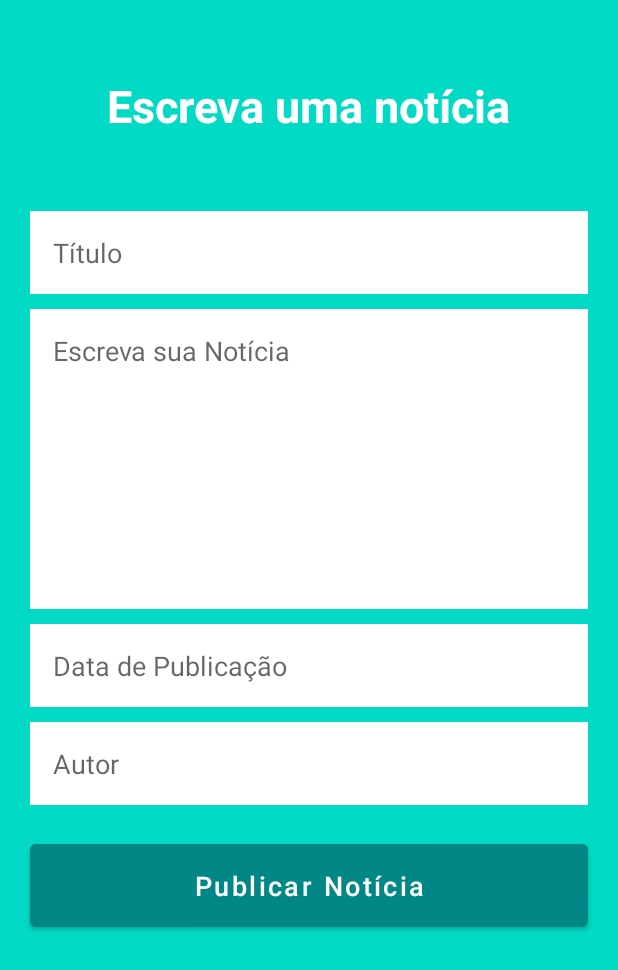
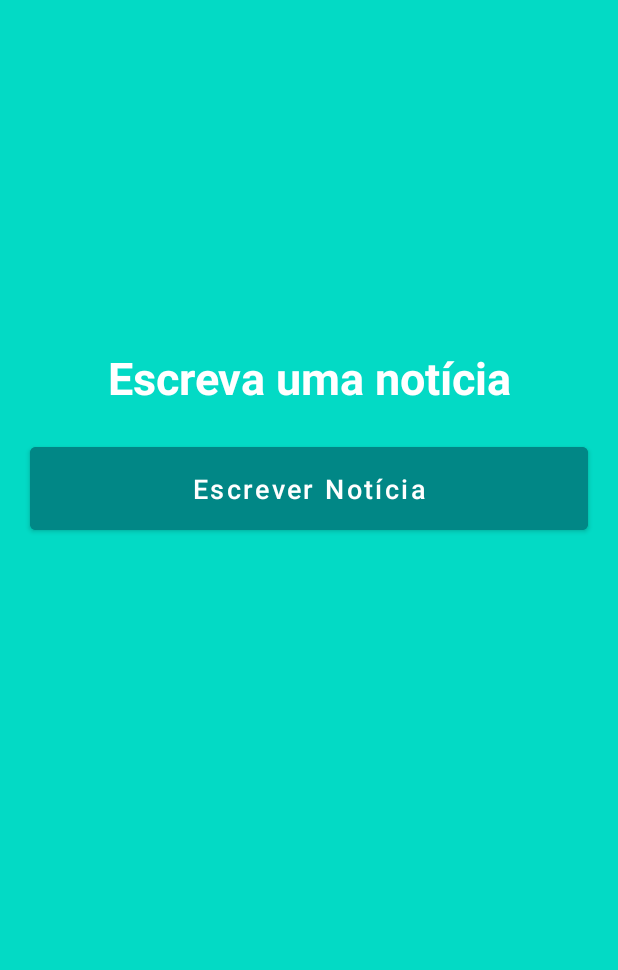
Before and after one commit to EnriqueIzel2/NewsAppAdm, an Android app: the screen it shows after launch (MainActivity), on a phone screen of 412 x 824 dp. Shown: the top 970 px of the screen. Run offline under Robolectric (Android 15) with nearby library versions, the phone set to English and light mode, and no system bars.

Commit message:
feat: update the main activity

```diff
--- a/app/src/main/java/com/example/newsappadm/MainActivity.kt
+++ b/app/src/main/java/com/example/newsappadm/MainActivity.kt
@@ -1,57 +1,28 @@
 package com.example.newsappadm
 
+import android.content.Intent
 import androidx.appcompat.app.AppCompatActivity
 import android.os.Bundle
-import android.widget.Toast
 import com.example.newsappadm.databinding.ActivityMainBinding
-import com.google.firebase.firestore.FirebaseFirestore
+
 
 class MainActivity : AppCompatActivity() {
-
   private lateinit var binding: ActivityMainBinding
-  private val db = FirebaseFirestore.getInstance()
 
   override fun onCreate(savedInstanceState: Bundle?) {
     super.onCreate(savedInstanceState)
+    supportActionBar!!.hide()
+
     binding = ActivityMainBinding.inflate(layoutInflater)
     setContentView(binding.root)
 
-    supportActionBar!!.hide()
-
-    binding.btnPublicarNoticia.setOnClickListener {
-      val titulo = binding.editTituloNoticia.text.toString()
-      val noticia = binding.editNoticia.text.toString()
-      val data = binding.editDataNoticia.text.toString()
-      val autor = binding.editAutorNoticia.text.toString()
-
-      if (titulo.isEmpty() || noticia.isEmpty() || data.isEmpty() || autor.isEmpty()) {
-        Toast.makeText(this, "Preencha todos os campos!", Toast.LENGTH_SHORT).show()
-      } else {
-        salvarNoticia(titulo, noticia, data, autor)
-      }
+    binding.btnNextScreen.setOnClickListener {
+      goToNextScreen()
     }
   }
 
-  private fun salvarNoticia(titulo: String, noticia: String, data: String, autor: String) {
-    val mapNoticias = hashMapOf(
-      "titulo" to titulo,
-      "noticia" to noticia,
-      "data" to data,
-      "autor" to autor
-    )
-
-    db.collection("noticias").add(mapNoticias).addOnCompleteListener { tarefa ->
-      if (tarefa.isSuccessful) {
-        Toast.makeText(this, "Notícia salva com sucesso", Toast.LENGTH_SHORT).show()
-        limparCampos()
-      }
-    }
-  }
-
-  private fun limparCampos() {
-    binding.editTituloNoticia.setText("")
-    binding.editNoticia.setText("")
-    binding.editDataNoticia.setText("")
-    binding.editAutorNoticia.setText("")
+  private fun goToNextScreen() {
+    val nextScreen = Intent(this, CreateNews::class.java)
+    startActivity(nextScreen)
   }
 }
--- a/app/src/main/res/layout/activity_main.xml
+++ b/app/src/main/res/layout/activity_main.xml
@@ -1,87 +1,41 @@
 <?xml version="1.0" encoding="utf-8"?>
 
-<ScrollView xmlns:android="http://schemas.android.com/apk/res/android"
+<androidx.constraintlayout.widget.ConstraintLayout xmlns:android="http://schemas.android.com/apk/res/android"
+    xmlns:app="http://schemas.android.com/apk/res-auto"
+    xmlns:tools="http://schemas.android.com/tools"
     android:layout_width="match_parent"
     android:layout_height="match_parent"
-    android:fillViewport="true">
-
-    <LinearLayout
-        xmlns:tools="http://schemas.android.com/tools"
-        android:layout_width="match_parent"
-        android:layout_height="wrap_content"
     android:background="@color/teal_200"
-        android:orientation="vertical"
     tools:context=".MainActivity">
 
     <TextView
+        android:id="@+id/textView"
         android:layout_width="wrap_content"
         android:layout_height="wrap_content"
-            android:layout_gravity="center"
-            android:layout_marginTop="50dp"
+        android:layout_marginBottom="20dp"
         android:text="@string/titulo_principal"
         android:textColor="@color/white"
         android:textSize="30sp"
-            android:textStyle="bold" />
+        android:textStyle="bold"
+        app:layout_constraintBottom_toTopOf="@+id/btnNextScreen"
+        app:layout_constraintEnd_toEndOf="parent"
+        app:layout_constraintStart_toStartOf="parent" />
 
-        <EditText
-            android:id="@+id/editTituloNoticia"
-            android:layout_width="match_parent"
+    <Button
+        android:id="@+id/btnNextScreen"
+        android:layout_width="0dp"
         android:layout_height="wrap_content"
         android:layout_marginStart="20dp"
-            android:layout_marginTop="50dp"
+        android:layout_marginTop="292dp"
         android:layout_marginEnd="20dp"
-            android:background="@color/white"
-            android:hint="@string/hint_titulo"
-            android:maxLines="1"
-            android:padding="15dp" />
-
-        <EditText
-            android:id="@+id/editNoticia"
-            android:layout_width="match_parent"
-            android:layout_height="200dp"
-            android:layout_marginStart="20dp"
-            android:layout_marginTop="10dp"
-            android:layout_marginEnd="20dp"
-            android:background="@color/white"
-            android:gravity="start"
-            android:hint="@string/hint_noticia"
-            android:inputType="textMultiLine"
-            android:padding="15dp" />
-
-        <EditText
-            android:id="@+id/editDataNoticia"
-            android:layout_width="match_parent"
-            android:layout_height="wrap_content"
-            android:layout_marginStart="20dp"
-            android:layout_marginTop="10dp"
-            android:layout_marginEnd="20dp"
-            android:background="@color/white"
-            android:hint="@string/hint_data"
-            android:maxLength="10"
-            android:padding="15dp" />
-
-        <EditText
-            android:id="@+id/editAutorNoticia"
-            android:layout_width="match_parent"
-            android:layout_height="wrap_content"
-            android:layout_marginStart="20dp"
-            android:layout_marginTop="10dp"
-            android:layout_marginEnd="20dp"
-            android:background="@color/white"
-            android:hint="@string/hint_autor"
-            android:maxLines="1"
-            android:padding="15dp" />
-
-        <Button
-            android:id="@+id/btnPublicarNoticia"
-            android:layout_width="match_parent"
-            android:layout_height="wrap_content"
-            android:layout_margin="20dp"
         android:backgroundTint="@color/teal_700"
         android:padding="15dp"
-            android:text="@string/txt_button_publicar"
+        android:text="@string/txt_button_next_screen"
         android:textAllCaps="false"
         android:textColor="@color/white"
-            android:textSize="18sp" />
-    </LinearLayout>
-</ScrollView>
+        android:textSize="18sp"
+        app:layout_constraintEnd_toEndOf="parent"
+        app:layout_constraintHorizontal_bias="1.0"
+        app:layout_constraintStart_toStartOf="parent"
+        app:layout_constraintTop_toTopOf="parent" />
+</androidx.constraintlayout.widget.ConstraintLayout>
```
Lines whose indentation alone changed are shown as unchanged.
